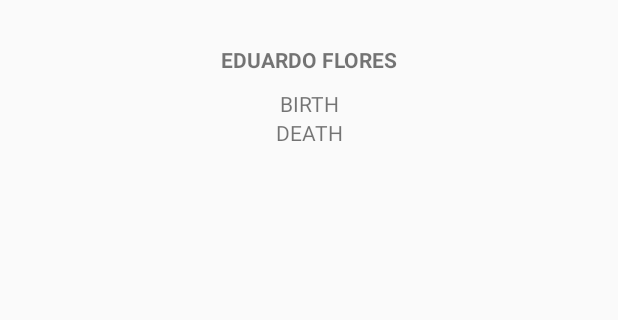
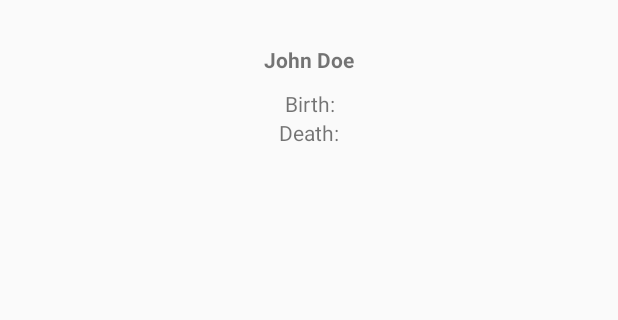
Before and after one commit to FamilySearch/mobile-android-sample, an Android app: the PersonDetailsActivity screen opened directly, with no data from a screen before it, on a phone screen of 412 x 824 dp, the part 408-728 px from its top. Run offline under Robolectric (Android 15) with nearby library versions, the phone set to English and light mode, and no system bars; 3 statements that could not run were skipped.

Commit message:
removed string literals from layouts

```diff
--- a/app/src/main/res/layout/activity_person_details.xml
+++ b/app/src/main/res/layout/activity_person_details.xml
@@ -29,7 +29,7 @@
         android:layout_width="match_parent"
         android:layout_height="wrap_content"
         android:textStyle="bold"
-        android:text="EDUARDO FLORES"
+        android:text="@string/person_details_name_placeholder"
         android:gravity="center_horizontal"
     />
 
@@ -41,7 +41,7 @@
         android:id="@+id/person_details_birth"
         android:layout_width="match_parent"
         android:layout_height="wrap_content"
-        android:text="BIRTH"
+        android:text="@string/person_details_birthdate"
         android:gravity="center_horizontal"
     />
 
@@ -49,7 +49,7 @@
         android:id="@+id/person_details_death"
         android:layout_width="match_parent"
         android:layout_height="wrap_content"
-        android:text="DEATH"
+        android:text="@string/person_details_deathdate"
         android:gravity="center_horizontal"
     />
 
--- a/app/src/main/res/layout/activity_tree.xml
+++ b/app/src/main/res/layout/activity_tree.xml
@@ -32,7 +32,7 @@
             android:layout_width="wrap_content"
             android:layout_height="wrap_content"
             android:ellipsize="end"
-            android:text="EDUARDO FLORES"
+            android:text="@string/tree_name_placeholder"
             android:textStyle="bold"
         />
 
@@ -41,7 +41,7 @@
             android:layout_width="wrap_content"
             android:layout_height="wrap_content"
             android:ellipsize="end"
-            android:text="LIVING"/>
+            android:text="@string/tree_lifespan_placeholder"/>
 
     </LinearLayout>
 
--- a/app/src/main/res/values/strings.xml
+++ b/app/src/main/res/values/strings.xml
@@ -16,8 +16,11 @@
 
     <!-- Tree activity -->
     <string name="tree_downloading_geneaology">Downloading your geneaology...</string>
+    <string name="tree_name_placeholder">John Doe</string>
+    <string name="tree_lifespan_placeholder">1900 - 2000</string>
 
     <!-- Person details activity -->
+    <string name="person_details_name_placeholder">John Doe</string>
     <string name="person_details_birthdate_downloading">Downloading birth date...</string>
     <string name="person_details_deathdate_downloading">Downloading death date...</string>
     <string name="person_details_birthdate">Birth:</string>
```
